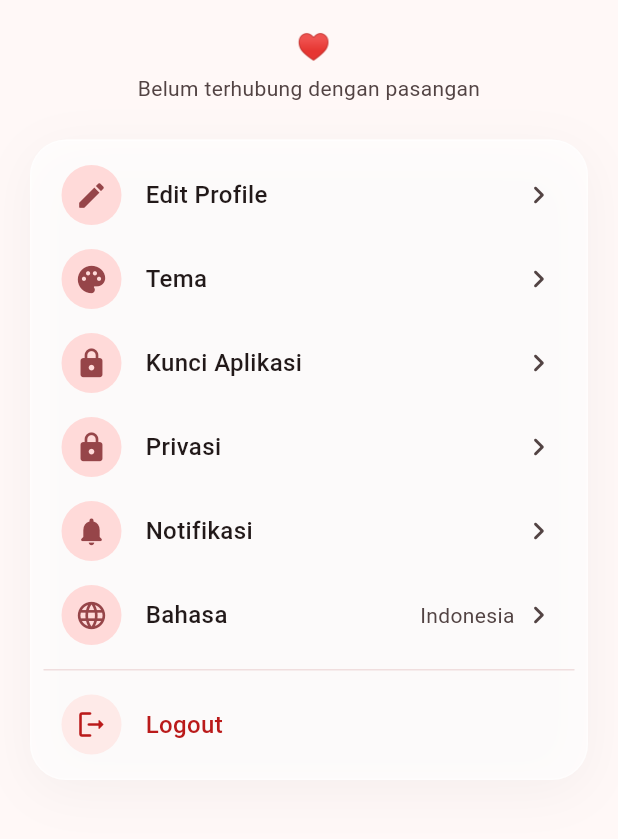
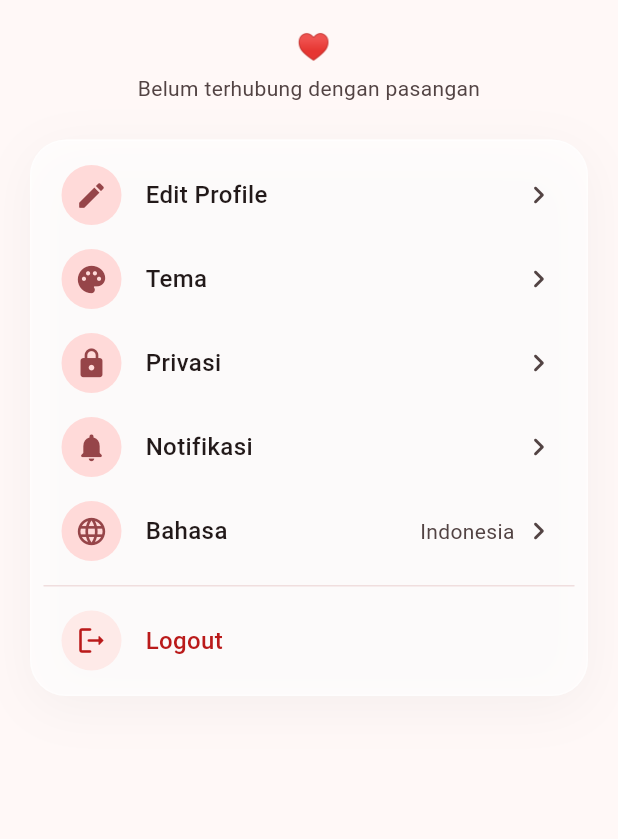
Before and after one commit to moonnstarina/Moonnlove, a Flutter app: the ProfileScreen screen opened by its route, on a phone screen of 412 x 824 dp, the part 354-1193 px from its top. Run offline on Flutter 3.47's test engine with Material 3 defaults, Android fonts, the phone set to English and light mode, and no system bars; our stand-ins replace firebase_auth, firebase_core, firebase_database, firebase_storage, geolocator, image_picker and 1 more; accounts and stored records are empty.

Commit message:
refactor: fungsi kunci aplikasi dipindah ke menu Privasi

```diff
--- a/lib/screens/settings_screen.dart
+++ b/lib/screens/settings_screen.dart
@@ -418,13 +418,8 @@ class _ProfileScreenState extends State<ProfileScreen> {
           ),
           _buildMenuTile(
             icon: Icons.lock_rounded,
-            label: 'Kunci Aplikasi',
+            label: 'Privasi',
             onTap: () => Navigator.pushNamed(context, '/app-lock'),
-          ),
-          _buildMenuTile(
-            icon: Icons.lock_rounded,
-            label: 'Privasi',
-            onTap: _comingSoon,
           ),
           _buildMenuTile(
             icon: Icons.notifications_rounded,
```
